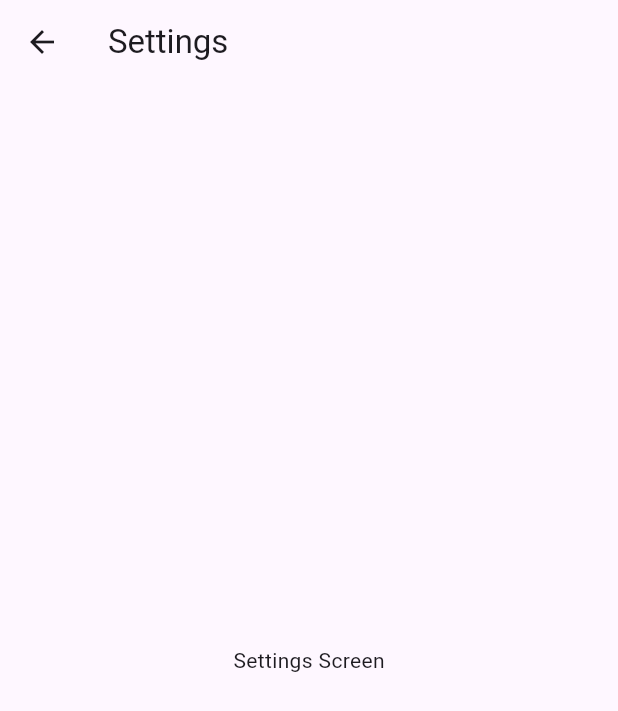
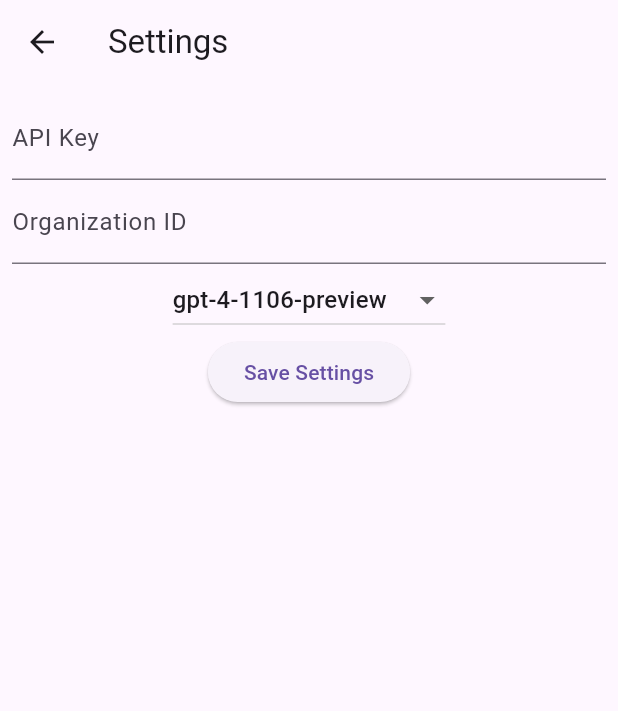
Before and after one commit to glennlugod/shellgpt, a Flutter app: the screen it shows after launch, in the side drawer, after a tap on "Settings", on a phone screen of 412 x 824 dp. Shown: the top 711 px of the screen. Run offline on Flutter 3.47's test engine with Material 3 defaults, Android fonts, the phone set to English and light mode, and no system bars; our stand-ins replace flutter_markdown, shared_preferences.

Commit message:
implement settings page

```diff
--- a/lib/screens/settings_screen.dart
+++ b/lib/screens/settings_screen.dart
@@ -1,7 +1,34 @@
 import 'package:flutter/material.dart';
 
-class SettingsScreen extends StatelessWidget {
+import '../types/settings.dart';
+import '../utils/settings_service.dart';
+
+class SettingsScreen extends StatefulWidget {
   const SettingsScreen({super.key});
+
+  @override
+  State<SettingsScreen> createState() => _SettingsScreenState();
+}
+
+class _SettingsScreenState extends State<SettingsScreen> {
+  final _settingsService = SettingsService();
+  Settings _settings = Settings();
+  final List<String> _models = Settings.models;
+
+  @override
+  void initState() {
+    super.initState();
+    _loadSettings();
+  }
+
+  Future<void> _loadSettings() async {
+    _settings = await _settingsService.readSettings();
+    setState(() {});
+  }
+
+  void _saveSettings() {
+    _settingsService.writeSettings(_settings);
+  }
 
   @override
   Widget build(BuildContext context) {
@@ -9,8 +36,44 @@
       appBar: AppBar(
         title: const Text('Settings'),
       ),
-      body: const Center(
-        child: Text('Settings Screen'),
+      body: Padding(
+        padding: const EdgeInsets.all(8.0),
+        child: Column(
+          children: <Widget>[
+            TextField(
+              decoration: const InputDecoration(labelText: 'API Key'),
+              controller: TextEditingController(text: _settings.apiKey),
+              onChanged: (value) {
+                _settings.apiKey = value;
+              },
+            ),
+            TextField(
+              decoration: const InputDecoration(labelText: 'Organization ID'),
+              controller: TextEditingController(text: _settings.organizationId),
+              onChanged: (value) {
+                _settings.organizationId = value;
+              },
+            ),
+            DropdownButton<String>(
+              value: _settings.selectedModel,
+              onChanged: (String? newValue) {
+                setState(() {
+                  _settings.selectedModel = newValue!;
+                });
+              },
+              items: _models.map<DropdownMenuItem<String>>((String value) {
+                return DropdownMenuItem<String>(
+                  value: value,
+                  child: Text(value),
+                );
+              }).toList(),
+            ),
+            ElevatedButton(
+              onPressed: _saveSettings,
+              child: const Text('Save Settings'),
+            ),
+          ],
+        ),
       ),
     );
   }
--- /dev/null
+++ b/lib/types/settings.dart
@@ -0,0 +1,49 @@
+class Settings {
+  String apiKey;
+  String organizationId;
+  String selectedModel;
+
+  static const String _defaultModel = 'gpt-4-1106-preview';
+
+  static const List<String> _myModelList = [
+    _defaultModel,
+    'gpt-4-vision-preview',
+    'gpt-4',
+    'gpt-4-32k',
+    'gpt-4-0613',
+    'gpt-4-32k-0613',
+    'gpt-3.5-turbo-1106',
+    'gpt-3.5-turbo',
+    'gpt-3.5-turbo-16k',
+    'gpt-3.5-turbo-instruct'
+  ];
+
+  static String get defaultModel {
+    return _defaultModel;
+  }
+
+  // A static getter to return the list of strings
+  static List<String> get models {
+    return _myModelList;
+  }
+
+  Settings(
+      {this.apiKey = '',
+      this.organizationId = '',
+      this.selectedModel = _defaultModel});
+
+  // Convert a Settings object into a Map. The keys must correspond to the names of the
+  // JSON attributes in your settings file.
+  Map<String, dynamic> toJson() => {
+        'apiKey': apiKey,
+        'organizationId': organizationId,
+        'selectedModel': selectedModel,
+      };
+
+  // A method to convert a map (from JSON) into a Settings instance
+  factory Settings.fromJson(Map<String, dynamic> json) => Settings(
+        apiKey: json['apiKey'],
+        organizationId: json['organizationId'],
+        selectedModel: json['selectedModel'],
+      );
+}
--- /dev/null
+++ b/lib/utils/settings_service.dart
@@ -0,0 +1,27 @@
+import 'package:shared_preferences/shared_preferences.dart';
+
+import '../types/settings.dart';
+
+class SettingsService {
+  Future<Settings> readSettings() async {
+    final SharedPreferences prefs = await SharedPreferences.getInstance();
+
+    String apiKey = prefs.getString('apiKey') ?? '';
+    String organizationId = prefs.getString('organizationId') ?? '';
+    String selectedModel =
+        prefs.getString('selectedModel') ?? Settings.defaultModel;
+
+    return Settings(
+        apiKey: apiKey,
+        organizationId: organizationId,
+        selectedModel: selectedModel);
+  }
+
+  Future<void> writeSettings(Settings settings) async {
+    final SharedPreferences prefs = await SharedPreferences.getInstance();
+
+    await prefs.setString('apiKey', settings.apiKey);
+    await prefs.setString('organizationId', settings.organizationId);
+    await prefs.setString('selectedModel', settings.selectedModel);
+  }
+}
--- a/pubspec.yaml
+++ b/pubspec.yaml
@@ -36,6 +36,7 @@
   # Use with the CupertinoIcons class for iOS style icons.
   cupertino_icons: ^1.0.2
   flutter_markdown: ^0.6.18+2
+  shared_preferences: ^2.2.2
 
 dev_dependencies:
   flutter_test:
```
Also changed, not shown: pubspec.lock, 10 other files.
